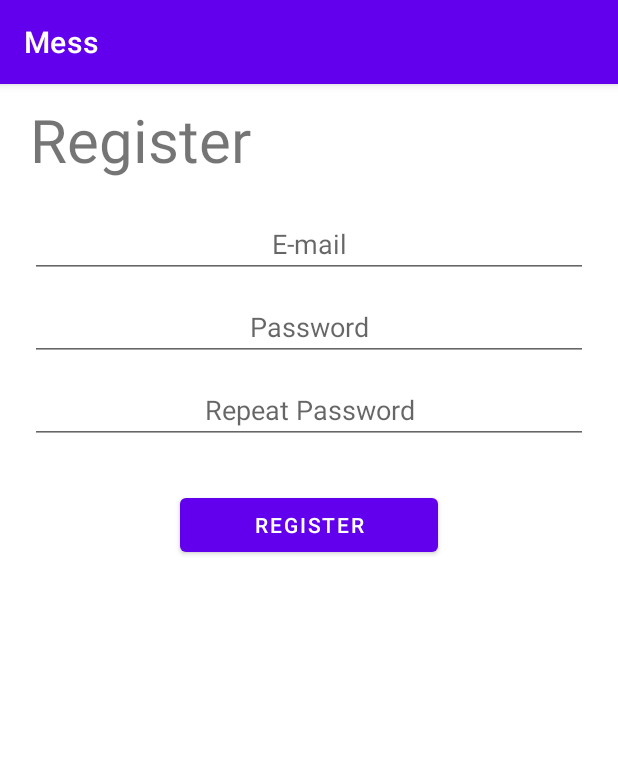
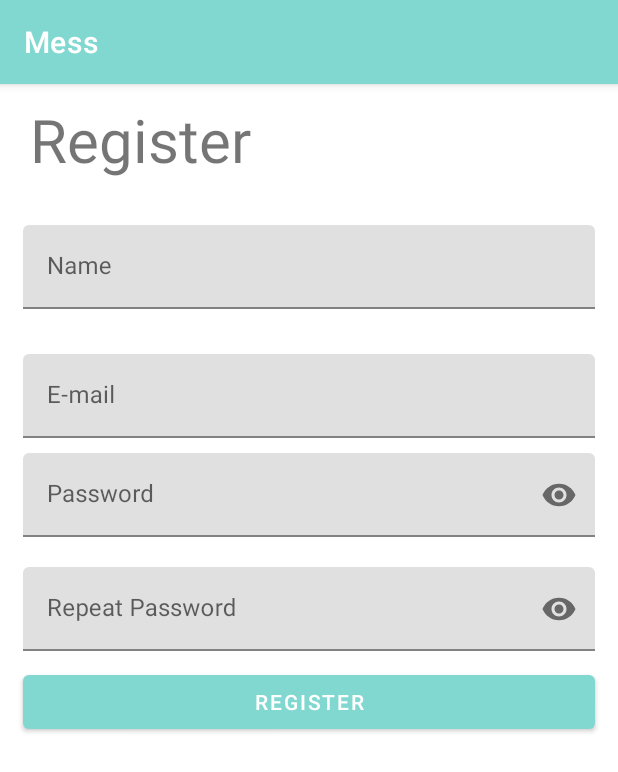
Before and after one commit to pSwitakowski/Mess, an Android app: the RegistrationFragment screen opened through its navigation route, on a phone screen of 412 x 824 dp. Shown: the top 772 px of the screen. Run offline under Robolectric (Android 15) with nearby library versions, the phone set to English and light mode, and no system bars; our stand-ins replace Firebase (no records; nobody signed in at launch, a user with empty details on screens opened directly).

Commit message:
theme update

```diff
--- a/app/src/main/java/com/example/mess/data/User.kt
+++ b/app/src/main/java/com/example/mess/data/User.kt
@@ -1,5 +1,6 @@
 package com.example.mess.data
 
-data class User(val uid: String? = null,
-                val email: String? = null
+data class User(val email: String? = null,
+                val name: String? = null,
+                val uid: String? = null
                 )
--- a/app/src/main/res/layout/fragment_registration.xml
+++ b/app/src/main/res/layout/fragment_registration.xml
@@ -27,44 +27,83 @@
             android:text="@string/register"
             android:textSize="40sp" />
 
+        <com.google.android.material.textfield.TextInputLayout
+            android:id="@+id/login_name_text_input_layout"
+            android:layout_width="match_parent"
+            android:layout_height="wrap_content">
+
+            <EditText
+                android:id="@+id/register_name_et"
+                android:layout_width="match_parent"
+                android:layout_height="wrap_content"
+                android:layout_marginHorizontal="15dp"
+                android:layout_marginTop="30dp"
+                android:ems="10"
+                android:hint="@string/name"
+                android:inputType="textEmailAddress"
+                android:textColor="@color/font_color" />
+        </com.google.android.material.textfield.TextInputLayout>
+
+        <com.google.android.material.textfield.TextInputLayout
+            android:id="@+id/login_email_text_input_layout"
+            android:layout_width="match_parent"
+            android:layout_height="wrap_content">
+
             <EditText
                 android:id="@+id/register_email_et"
                 android:layout_width="match_parent"
                 android:layout_height="wrap_content"
-            android:layout_marginHorizontal="20dp"
-            android:layout_marginTop="20dp"
-            android:gravity="center_horizontal"
+                android:layout_marginHorizontal="15dp"
+                android:layout_marginTop="30dp"
+                android:ems="10"
                 android:hint="@string/email"
-            android:inputType="textEmailAddress" />
+                android:inputType="textEmailAddress"
+                android:textColor="@color/font_color" />
+        </com.google.android.material.textfield.TextInputLayout>
+
+        <com.google.android.material.textfield.TextInputLayout
+            android:id="@+id/register_password_text_input_layout_2"
+            app:passwordToggleEnabled="true"
+            android:layout_width="match_parent"
+            android:layout_height="wrap_content">
 
             <EditText
                 android:id="@+id/register_pwd1"
                 android:layout_width="match_parent"
                 android:layout_height="wrap_content"
-            android:layout_marginHorizontal="20dp"
+                android:layout_marginHorizontal="15dp"
                 android:layout_marginVertical="10dp"
-            android:layout_marginTop="10dp"
-            android:gravity="center_horizontal"
+                android:ems="10"
                 android:hint="@string/password"
-            android:inputType="textPassword" />
+                android:inputType="textPassword"
+                android:textColor="@color/font_color" />
+        </com.google.android.material.textfield.TextInputLayout>
+
+        <com.google.android.material.textfield.TextInputLayout
+            android:id="@+id/register_password_text_input_layout"
+            app:passwordToggleEnabled="true"
+            android:layout_width="match_parent"
+            android:layout_height="wrap_content">
 
             <EditText
                 android:id="@+id/register_pwd2"
                 android:layout_width="match_parent"
                 android:layout_height="wrap_content"
-            android:layout_marginHorizontal="20dp"
-            android:layout_marginVertical="0dp"
-            android:gravity="center_horizontal"
+                android:layout_marginHorizontal="15dp"
+                android:layout_marginVertical="10dp"
+                android:ems="10"
                 android:hint="@string/repeat_password"
-            android:inputType="textPassword" />
+                android:inputType="textPassword"
+                android:textColor="@color/font_color" />
+        </com.google.android.material.textfield.TextInputLayout>
 
         <Button
             android:id="@+id/register_btn"
             android:layout_width="match_parent"
             android:layout_height="wrap_content"
-            android:layout_marginHorizontal="120dp"
-            android:layout_marginTop="30dp"
-            android:text="@string/register" />
+            android:layout_marginHorizontal="15dp"
+            android:text="@string/register"
+            android:textAlignment="center" />
 
     </LinearLayout>
 
--- a/app/src/main/res/values/colors.xml
+++ b/app/src/main/res/values/colors.xml
@@ -7,4 +7,6 @@
     <color name="teal_700">#FF018786</color>
     <color name="black">#FF000000</color>
     <color name="white">#FFFFFFFF</color>
+    <color name="theme_color">#FF81D8D0</color>
+    <color name="font_color">#FF333333</color>
 </resources>
--- a/app/src/main/res/values/strings.xml
+++ b/app/src/main/res/values/strings.xml
@@ -15,4 +15,5 @@
     <string name="profile_fragment_tv">Profile Fragment</string>
     <string name="bottomnavbar_home_title">Home</string>
     <string name="bottomnavbar_profile_title">Profile</string>
+    <string name="name">Name</string>
 </resources>
--- a/app/src/main/res/values/themes.xml
+++ b/app/src/main/res/values/themes.xml
@@ -2,7 +2,7 @@
     <!-- Base application theme. -->
     <style name="Theme.Mess" parent="Theme.MaterialComponents.DayNight.DarkActionBar">
         <!-- Primary brand color. -->
-        <item name="colorPrimary">@color/purple_500</item>
+        <item name="colorPrimary">@color/theme_color</item>
         <item name="colorPrimaryVariant">@color/purple_700</item>
         <item name="colorOnPrimary">@color/white</item>
         <!-- Secondary brand color. -->
```
Also changed, not shown: app/src/main/res/layout/fragment_login.xml (+35 -19 lines). Lines whose indentation alone changed are shown as unchanged.
